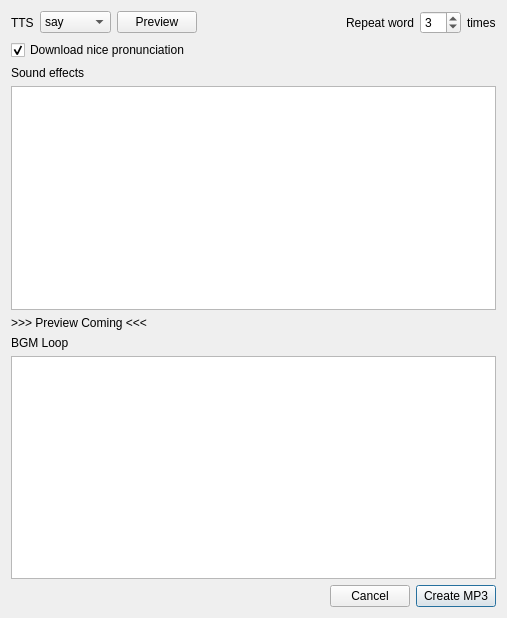
This is design/mp3dialog.ui in kokimame/joytan as Qt 5 draws it before an edit. The edited form follows.
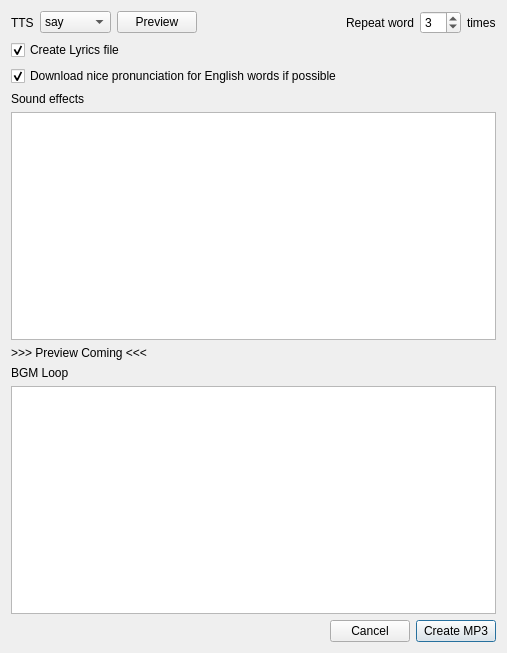
This is the edited form.

Commit message: Added lrc checkbox

```diff
--- a/design/mp3dialog.ui
+++ b/design/mp3dialog.ui
@@ -7,7 +7,7 @@
     <x>0</x>
     <y>0</y>
     <width>507</width>
-    <height>618</height>
+    <height>653</height>
    </rect>
   </property>
   <property name="windowTitle">
@@ -93,10 +93,20 @@
        </item>
       </layout>
      </item>
+     <item>
+      <widget class="QCheckBox" name="lrcCheck">
+       <property name="text">
+        <string>Create Lyrics file</string>
+       </property>
+       <property name="checked">
+        <bool>true</bool>
+       </property>
+      </widget>
+     </item>
      <item>
       <widget class="QCheckBox" name="gstaticCheck">
        <property name="text">
-        <string>Download nice pronunciation</string>
+        <string>Download nice pronunciation for English words if possible</string>
        </property>
        <property name="checked">
         <bool>true</bool>
```
The commit also changes 2 other files.
